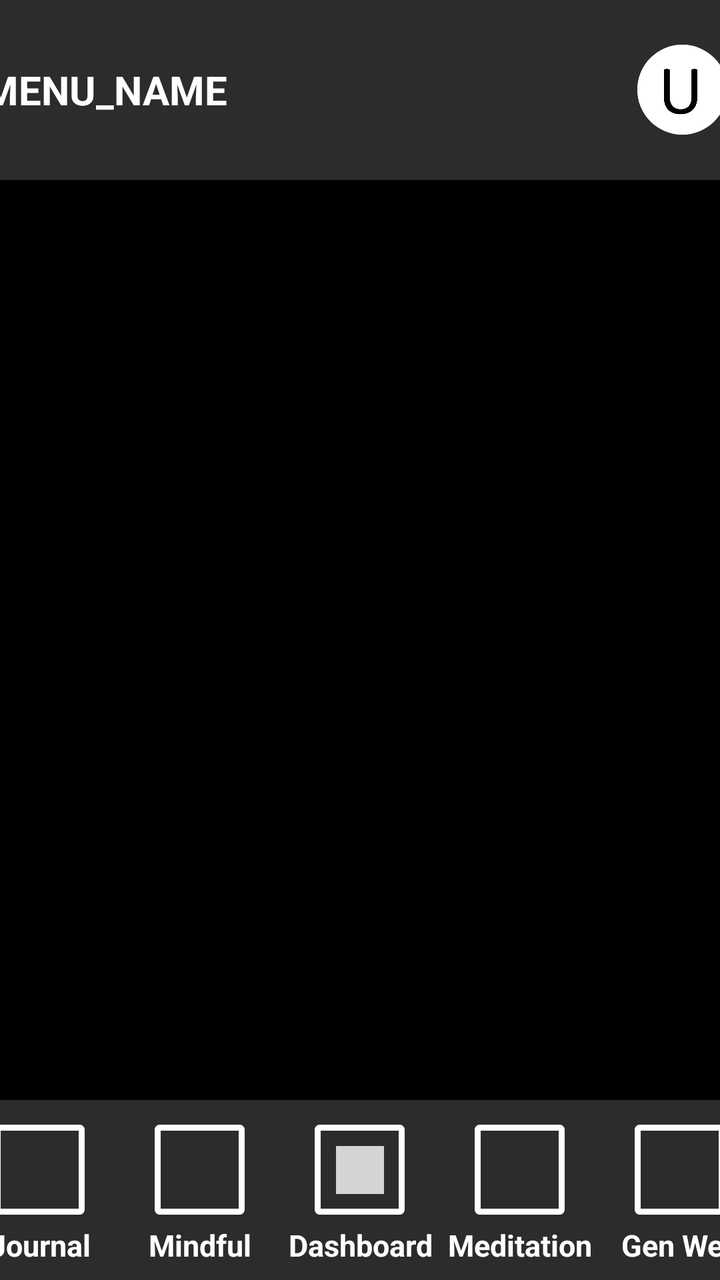
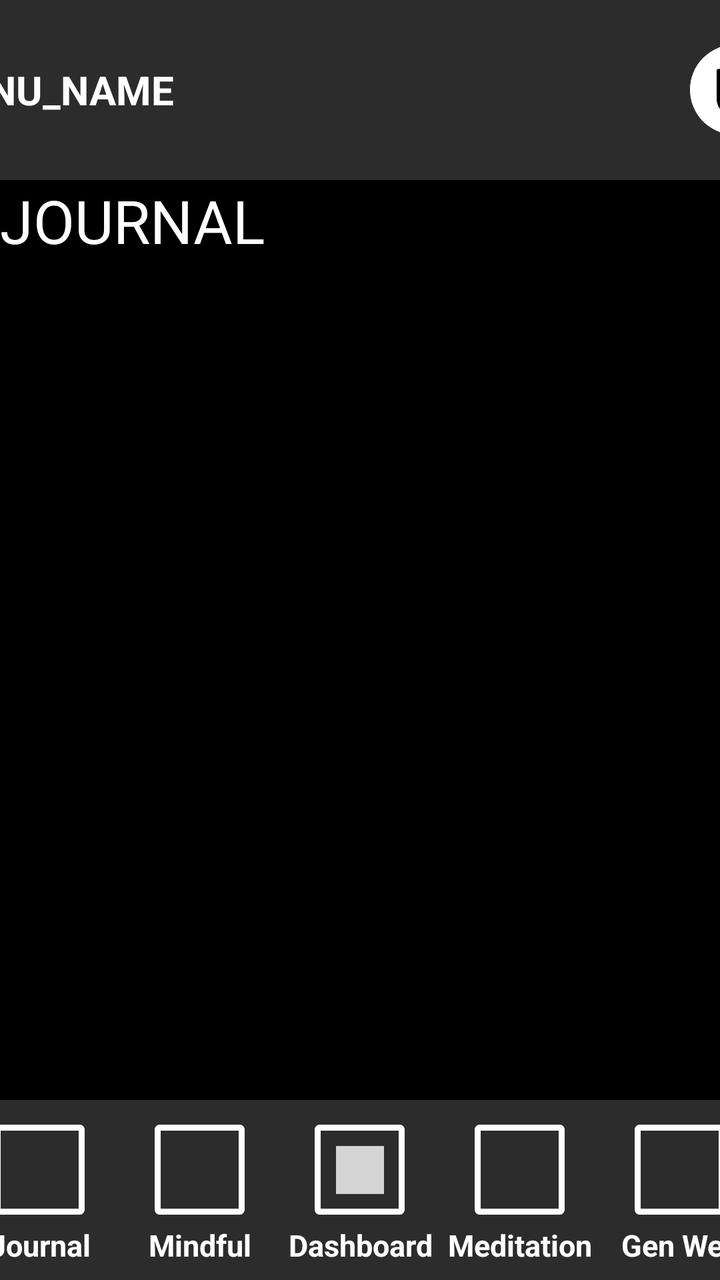

Screens rendered from an Android XML layout before and after an edit, with the pre-edit source and the edit as a unified diff.
<!-- AndroidManifest.xml: application theme Theme.Riova -->
<!-- res/layout/journal.xml -->
<?xml version="1.0" encoding="utf-8"?>
<androidx.coordinatorlayout.widget.CoordinatorLayout xmlns:android="http://schemas.android.com/apk/res/android"
    xmlns:tools="http://schemas.android.com/tools"
    android:id="@+id/main"
    android:layout_width="match_parent"
    android:layout_height="match_parent"
    android:fitsSystemWindows="true"
    android:background="@color/footer_back"
    tools:context=".MainActivity">

    
    <include layout="@layout/header" />
    <include layout="@layout/footer" />
    

    
    
    <FrameLayout
        style="@style/content_layout">

    </FrameLayout>
    

</androidx.coordinatorlayout.widget.CoordinatorLayout>
<!-- res/layout/header.xml (included above) -->
<?xml version="1.0" encoding="utf-8"?>
<androidx.constraintlayout.widget.ConstraintLayout xmlns:android="http://schemas.android.com/apk/res/android"
    xmlns:app="http://schemas.android.com/apk/res-auto"
    android:layout_width="match_parent"
    android:layout_height="match_parent">

    
    <LinearLayout
        android:layout_margin="0dp"
        android:layout_width="match_parent"
        android:layout_height="90dp"
        android:orientation="horizontal"
        android:gravity="center"
        app:layout_constraintTop_toTopOf="parent"
        app:layout_constraintEnd_toEndOf="parent"
        app:layout_constraintStart_toStartOf="parent"
        android:background="@color/footer_back"
        android:id="@+id/header_layout">
        <TextView
            android:layout_width="wrap_content"
            android:layout_height="wrap_content"
            android:textColor="@color/white"
            android:textSize="20sp"
            android:layout_marginEnd="200dp"
            android:text="@string/menu_name"
            style="account_settings_button.xml"
            android:textStyle="bold"
            android:fontFamily="sans-serif"/>
        <ImageButton
            android:id="@+id/accountSettings"
            android:clickable="true"
            android:contentDescription="@string/user_account"
            style="@style/account_settings_button_style"
            app:backgroundTint="@null"
            android:scaleType="fitCenter"
            android:clipToOutline="true"
            android:src="@drawable/user_icon"/>

    </LinearLayout>

</androidx.constraintlayout.widget.ConstraintLayout>
<!-- res/layout/footer.xml (included above) -->
<?xml version="1.0" encoding="utf-8"?>
<androidx.constraintlayout.widget.ConstraintLayout xmlns:android="http://schemas.android.com/apk/res/android"
    xmlns:app="http://schemas.android.com/apk/res-auto"
    android:layout_width="match_parent"
    android:layout_height="match_parent">

    
    <LinearLayout
        android:layout_margin="0dp"
        android:layout_width="match_parent"
        android:layout_height="90dp"
        android:orientation="horizontal"
        android:gravity="center"
        app:layout_constraintBottom_toBottomOf="parent"
        app:layout_constraintEnd_toEndOf="parent"
        app:layout_constraintStart_toStartOf="parent"
        android:background="@color/footer_back"
        android:id="@+id/header_layout">

        
        <LinearLayout
            style="@style/nav_button_linear_layout">
            <ImageButton
                android:clickable="true"
                android:focusable="true"
                android:contentDescription="@string/journal"
                android:id="@+id/button_journal"
                android:src="@drawable/ic_action_inactive_button"
                app:backgroundTint="@null"
                style="@style/nav_button"/>
            <TextView
                style="@style/nav_button_text"
                android:text="Journal"/>
        </LinearLayout>
        

        
        <LinearLayout
            style="@style/nav_button_linear_layout">

            <ImageButton
                android:clickable="true"
                android:focusable="true"
                android:contentDescription="Mindfulness"
                android:id="@+id/button_mindfullness"
                android:src="@drawable/ic_action_inactive_button"
                app:backgroundTint="@null"
                style="@style/nav_button"/>
            <TextView
                style="@style/nav_button_text"
                android:text="Mindful"/>
        </LinearLayout>
        

        
        <LinearLayout
            style="@style/nav_button_linear_layout">
            <ImageButton
                android:clickable="true"
                android:focusable="true"
                android:contentDescription="@string/dashboard"
                android:id="@+id/button_dashboard"
                android:src="@drawable/ic_action_name"
                app:backgroundTint="@null"
                style="@style/nav_button"/>
            <TextView
                style="@style/nav_button_text"
                android:text="Dashboard"/>
        </LinearLayout>
        

        
        <LinearLayout
            style="@style/nav_button_linear_layout">
            <ImageButton
                android:clickable="true"
                android:focusable="true"
                android:contentDescription="@string/meditation"
                android:id="@+id/button_meditation"
                android:src="@drawable/ic_action_inactive_button"
                app:backgroundTint="@null"
                style="@style/nav_button"/>
            <TextView
                style="@style/nav_button_text"
                android:text="Meditation"/>
        </LinearLayout>
        

        
        <LinearLayout
            style="@style/nav_button_linear_layout">
            <ImageButton
                android:clickable="true"
                android:focusable="true"
                android:contentDescription="@string/general_wellness"
                android:src="@drawable/ic_action_inactive_button"
                app:backgroundTint="@null"
                style="@style/nav_button"/>
            <TextView
                style="@style/nav_button_text"
                android:text="Gen Well"/>
        </LinearLayout>
        

    </LinearLayout>

</androidx.constraintlayout.widget.ConstraintLayout>
<!-- resources referenced by this layout -->
<resources>
  <color name="footer_back">#2C2C2C</color>
  <color name="white">#FFFFFFFF</color>
  <!-- drawable ic_action_inactive_button: png bitmap (drawable-hdpi, 85 bytes) -->
  <!-- drawable ic_action_name: png bitmap (drawable-hdpi, 122 bytes) -->
  <!-- drawable user_icon: jpg bitmap (drawable, 13505 bytes) -->
  <string name="dashboard">Dashboard</string>
  <string name="general_wellness">General Wellness</string>
  <string name="journal">Journal</string>
  <string name="meditation">Meditation</string>
  <string name="menu_name">MENU_NAME</string>
  <string name="user_account">User Account</string>
  <style name="account_settings_button_style" parent="Widget.AppCompat.ImageButton">
          <item name="android:layout_width">45dp</item>
          <item name="android:layout_height">45dp</item>
          <item name="android:layout_margin">5dp</item>
          <item name="android:background">@drawable/account_settings_button</item>
          <item name="cornerSize">16dp</item>
          <item name="cornerFamily">rounded</item>
      </style>
  <style name="content_layout" parent="Widget.AppCompat.TextView">
          <item name="android:layout_width">match_parent</item>
          <item name="android:layout_height">match_parent</item>
          <item name="android:layout_marginTop">90dp</item>
          <item name="android:layout_marginBottom">90dp</item>
          <item name="android:background">@color/black</item>
      </style>
  <style name="nav_button" parent="Widget.Design.FloatingActionButton">
          <item name="android:layout_width">45dp</item>
          <item name="android:layout_height">45dp</item>
          <item name="android:layout_margin">5dp</item>
          <item name="android:background">@drawable/nav_button</item>
      </style>
  <style name="nav_button_linear_layout">
          <item name="android:layout_width">80dp</item>
          <item name="android:layout_height">80dp</item>
          <item name="android:orientation">vertical</item>
          <item name="android:gravity">center</item>
      </style>
  <style name="nav_button_text" parent="Widget.AppCompat.TextView">
          <item name="android:layout_width">match_parent</item>
          <item name="android:layout_height">wrap_content</item>
          <item name="android:textSize">15sp</item>
          <item name="android:textStyle">bold</item>
          <item name="android:textColor">@color/white</item>
          <item name="android:textAlignment">center</item>
      </style>
  <style name="Theme.Riova" parent="Base.Theme.Riova" />
  <!-- drawable account_settings_button (drawable) -->
  <?xml version="1.0" encoding="utf-8"?>
  <shape xmlns:android="http://schemas.android.com/apk/res/android">
      <solid android:color="#00000000"/>
      <stroke
          android:width="3dp"
          android:color="#FFFFFF"
          />
      <corners
          android:radius="2000dp"
          />
  </shape>
  <color name="black">#FF000000</color>
  <!-- drawable nav_button (drawable) -->
  <?xml version="1.0" encoding="utf-8"?>
  <shape xmlns:android="http://schemas.android.com/apk/res/android">
  
      <stroke
          android:width="3dp"
          android:color="#FFFFFF"
          />
      <corners
          android:radius="1dp"
          />
  </shape>
  <style name="Base.Theme.Riova" parent="Theme.Material3.DayNight.NoActionBar">
          
          
      </style>
</resources>

<!-- the commit's change to res/layout/journal.xml (unified diff, before → after) -->
@@ -1,7 +1,7 @@
 <?xml version="1.0" encoding="utf-8"?>
 <androidx.coordinatorlayout.widget.CoordinatorLayout xmlns:android="http://schemas.android.com/apk/res/android"
     xmlns:tools="http://schemas.android.com/tools"
-    android:id="@+id/main"
+    android:id="@+id/fragment_journal"
     android:layout_width="match_parent"
     android:layout_height="match_parent"
     android:fitsSystemWindows="true"
@@ -17,6 +17,12 @@
     
     <FrameLayout
         style="@style/content_layout">
+        <TextView
+            android:layout_width="match_parent"
+            android:layout_height="match_parent"
+            android:textColor="@color/white"
+            android:textSize="30sp"
+            android:text="JOURNAL"/>
 
     </FrameLayout>
     
@@ -42,18 +48,19 @@
         android:background="@color/footer_back"
         android:id="@+id/header_layout">
         <TextView
-            android:layout_width="wrap_content"
+            android:layout_width="225dp"
             android:layout_height="wrap_content"
             android:textColor="@color/white"
+            android:id="@+id/header_description"
             android:textSize="20sp"
-            android:layout_marginEnd="200dp"
+            android:layout_marginEnd="150dp"
             android:text="@string/menu_name"
             style="account_settings_button.xml"
             android:textStyle="bold"
+            android:textAlignment="textStart"
             android:fontFamily="sans-serif"/>
         <ImageButton
             android:id="@+id/accountSettings"
-            android:clickable="true"
             android:contentDescription="@string/user_account"
             style="@style/account_settings_button_style"
             app:backgroundTint="@null"
@@ -88,8 +95,6 @@
         <LinearLayout
             style="@style/nav_button_linear_layout">
             <ImageButton
-                android:clickable="true"
-                android:focusable="true"
                 android:contentDescription="@string/journal"
                 android:id="@+id/button_journal"
                 android:src="@drawable/ic_action_inactive_button"
@@ -104,10 +109,7 @@
         
         <LinearLayout
             style="@style/nav_button_linear_layout">
-
             <ImageButton
-                android:clickable="true"
-                android:focusable="true"
                 android:contentDescription="Mindfulness"
                 android:id="@+id/button_mindfullness"
                 android:src="@drawable/ic_action_inactive_button"
@@ -123,8 +125,6 @@
         <LinearLayout
             style="@style/nav_button_linear_layout">
             <ImageButton
-                android:clickable="true"
-                android:focusable="true"
                 android:contentDescription="@string/dashboard"
                 android:id="@+id/button_dashboard"
                 android:src="@drawable/ic_action_name"
@@ -140,8 +140,6 @@
         <LinearLayout
             style="@style/nav_button_linear_layout">
             <ImageButton
-                android:clickable="true"
-                android:focusable="true"
                 android:contentDescription="@string/meditation"
                 android:id="@+id/button_meditation"
                 android:src="@drawable/ic_action_inactive_button"
@@ -157,8 +155,7 @@
         <LinearLayout
             style="@style/nav_button_linear_layout">
             <ImageButton
-                android:clickable="true"
-                android:focusable="true"
+                android:id="@+id/button_genwell"
                 android:contentDescription="@string/general_wellness"
                 android:src="@drawable/ic_action_inactive_button"
                 app:backgroundTint="@null"
<!-- resource entries referenced after the edit -->
@@ -12,6 +12,8 @@
   <string name="menu_name">MENU_NAME</string>
   <string name="user_account">User Account</string>
   <style name="account_settings_button_style" parent="Widget.AppCompat.ImageButton">
+          <item name="android:clickable">true</item>
+          <item name="android:focusable">true</item>
           <item name="android:layout_width">45dp</item>
           <item name="android:layout_height">45dp</item>
           <item name="android:layout_margin">5dp</item>
@@ -30,6 +32,8 @@
           <item name="android:layout_width">45dp</item>
           <item name="android:layout_height">45dp</item>
           <item name="android:layout_margin">5dp</item>
+          <item name="android:clickable">true</item>
+          <item name="android:focusable">true</item>
           <item name="android:background">@drawable/nav_button</item>
       </style>
   <style name="nav_button_linear_layout">
